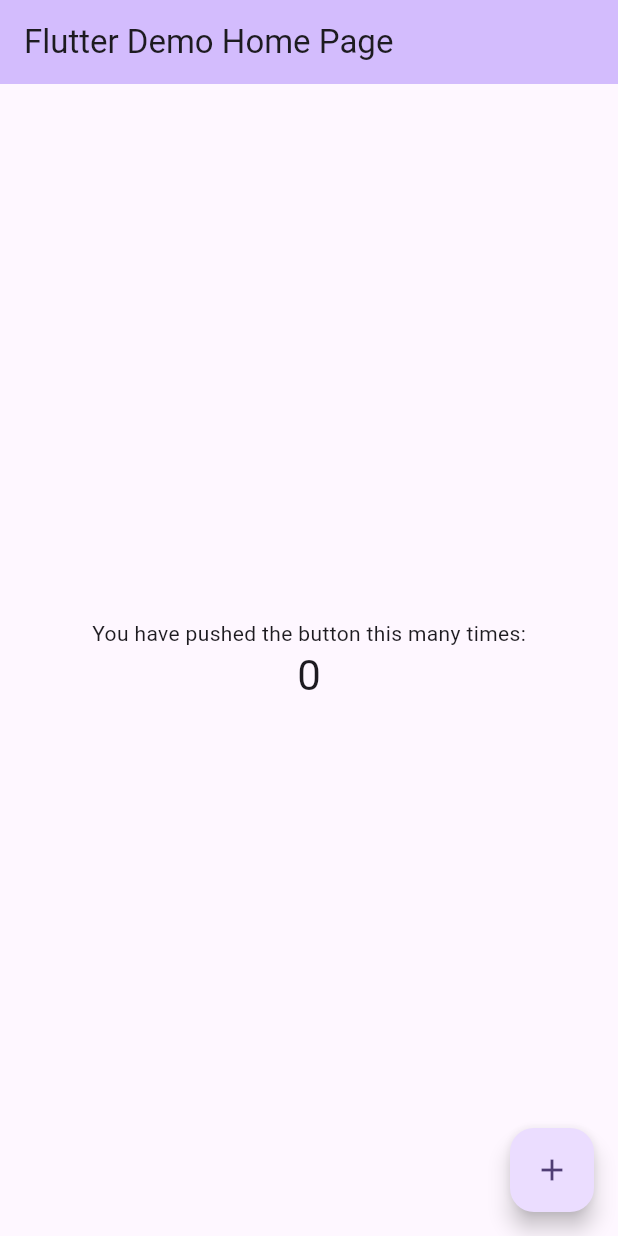
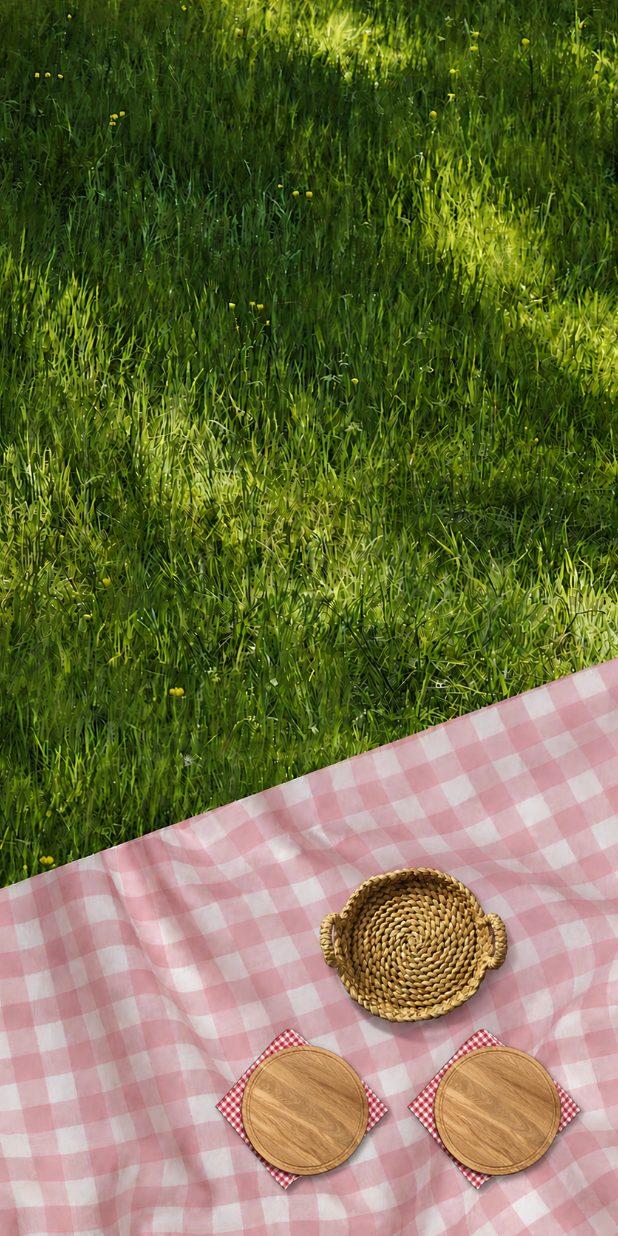
Before and after one commit to SHERLIN2082/grubbd_app, a Flutter app: the screen it shows after launch, on a phone screen of 412 x 824 dp. Run offline on Flutter 3.47's test engine with Material 3 defaults, Android fonts, the phone set to English and light mode, and no system bars.

Commit message:
feat: add modular first screen with picnic background assets

```diff
--- /dev/null
+++ b/lib/app.dart
@@ -0,0 +1,15 @@
+import 'package:flutter/material.dart';
+import 'package:grubbd_app/features/first_screen/first_screen.dart';
+
+/// Configures the application and decides which screen appears first.
+class GrubbdApp extends StatelessWidget {
+  const GrubbdApp({super.key});
+
+  @override
+  Widget build(BuildContext context) {
+    return const MaterialApp(
+      debugShowCheckedModeBanner: false,
+      home: FirstScreen(),
+    );
+  }
+}
--- /dev/null
+++ b/lib/core/constants/app_assets.dart
@@ -0,0 +1,5 @@
+/// Stores every asset path used by the application in one place.
+abstract final class AppAssets {
+  static const String firstScreenBackground =
+      'assets/images/picnic_background_with_basket_and_boards.png';
+}
--- /dev/null
+++ b/lib/features/first_screen/first_screen.dart
@@ -0,0 +1,20 @@
+import 'package:flutter/material.dart';
+import 'package:grubbd_app/core/constants/app_assets.dart';
+
+/// The first screen shown when the application opens.
+class FirstScreen extends StatelessWidget {
+  const FirstScreen({super.key});
+
+  @override
+  Widget build(BuildContext context) {
+    return const Scaffold(
+      body: SizedBox.expand(
+        child: Image(
+          image: AssetImage(AppAssets.firstScreenBackground),
+          fit: BoxFit.cover,
+          alignment: Alignment.center,
+        ),
+      ),
+    );
+  }
+}
--- a/lib/main.dart
+++ b/lib/main.dart
@@ -1,122 +1,6 @@
 import 'package:flutter/material.dart';
+import 'package:grubbd_app/app.dart';
 
 void main() {
-  runApp(const MyApp());
+  runApp(const GrubbdApp());
 }
-
-class MyApp extends StatelessWidget {
-  const MyApp({super.key});
-
-  // This widget is the root of your application.
-  @override
-  Widget build(BuildContext context) {
-    return MaterialApp(
-      title: 'Flutter Demo',
-      theme: ThemeData(
-        // This is the theme of your application.
-        //
-        // TRY THIS: Try running your application with "flutter run". You'll see
-        // the application has a purple toolbar. Then, without quitting the app,
-        // try changing the seedColor in the colorScheme below to Colors.green
-        // and then invoke "hot reload" (save your changes or press the "hot
-        // reload" button in a Flutter-supported IDE, or press "r" if you used
-        // the command line to start the app).
-        //
-        // Notice that the counter didn't reset back to zero; the application
-        // state is not lost during the reload. To reset the state, use hot
-        // restart instead.
-        //
-        // This works for code too, not just values: Most code changes can be
-        // tested with just a hot reload.
-        colorScheme: .fromSeed(seedColor: Colors.deepPurple),
-      ),
-      home: const MyHomePage(title: 'Flutter Demo Home Page'),
-    );
-  }
-}
-
-class MyHomePage extends StatefulWidget {
-  const MyHomePage({super.key, required this.title});
-
-  // This widget is the home page of your application. It is stateful, meaning
-  // that it has a State object (defined below) that contains fields that affect
-  // how it looks.
-
-  // This class is the configuration for the state. It holds the values (in this
-  // case the title) provided by the parent (in this case the App widget) and
-  // used by the build method of the State. Fields in a Widget subclass are
-  // always marked "final".
-
-  final String title;
-
-  @override
-  State<MyHomePage> createState() => _MyHomePageState();
-}
-
-class _MyHomePageState extends State<MyHomePage> {
-  int _counter = 0;
-
-  void _incrementCounter() {
-    setState(() {
-      // This call to setState tells the Flutter framework that something has
-      // changed in this State, which causes it to rerun the build method below
-      // so that the display can reflect the updated values. If we changed
-      // _counter without calling setState(), then the build method would not be
-      // called again, and so nothing would appear to happen.
-      _counter++;
-    });
-  }
-
-  @override
-  Widget build(BuildContext context) {
-    // This method is rerun every time setState is called, for instance as done
-    // by the _incrementCounter method above.
-    //
-    // The Flutter framework has been optimized to make rerunning build methods
-    // fast, so that you can just rebuild anything that needs updating rather
-    // than having to individually change instances of widgets.
-    return Scaffold(
-      appBar: AppBar(
-        // TRY THIS: Try changing the color here to a specific color (to
-        // Colors.amber, perhaps?) and trigger a hot reload to see the AppBar
-        // change color while the other colors stay the same.
-        backgroundColor: Theme.of(context).colorScheme.inversePrimary,
-        // Here we take the value from the MyHomePage object that was created by
-        // the App.build method, and use it to set our appbar title.
-        title: Text(widget.title),
-      ),
-      body: Center(
-        // Center is a layout widget. It takes a single child and positions it
-        // in the middle of the parent.
-        child: Column(
-          // Column is also a layout widget. It takes a list of children and
-          // arranges them vertically. By default, it sizes itself to fit its
-          // children horizontally, and tries to be as tall as its parent.
-          //
-          // Column has various properties to control how it sizes itself and
-          // how it positions its children. Here we use mainAxisAlignment to
-          // center the children vertically; the main axis here is the vertical
-          // axis because Columns are vertical (the cross axis would be
-          // horizontal).
-          //
-          // TRY THIS: Invoke "debug painting" (choose the "Toggle Debug Paint"
-          // action in the IDE, or press "p" in the console), to see the
-          // wireframe for each widget.
-          mainAxisAlignment: .center,
-          children: [
-            const Text('You have pushed the button this many times:'),
-            Text(
-              '$_counter',
-              style: Theme.of(context).textTheme.headlineMedium,
-            ),
-          ],
-        ),
-      ),
-      floatingActionButton: FloatingActionButton(
-        onPressed: _incrementCounter,
-        tooltip: 'Increment',
-        child: const Icon(Icons.add),
-      ),
-    );
-  }
-}
--- a/pubspec.yaml
+++ b/pubspec.yaml
@@ -57,6 +57,9 @@ flutter:
   # the material Icons class.
   uses-material-design: true
 
+  assets:
+    - assets/images/
+
   # To add assets to your application, add an assets section, like this:
   # assets:
   #   - images/a_dot_burr.jpeg
```
Also changed, not shown: assets/images/picnic_background_with_basket_and_boards.png (added), pubspec.lock, 1 other file.
